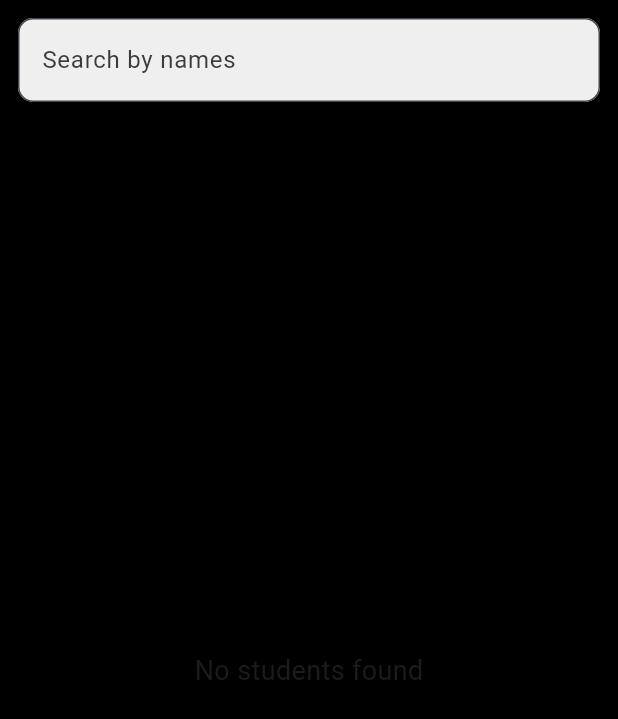
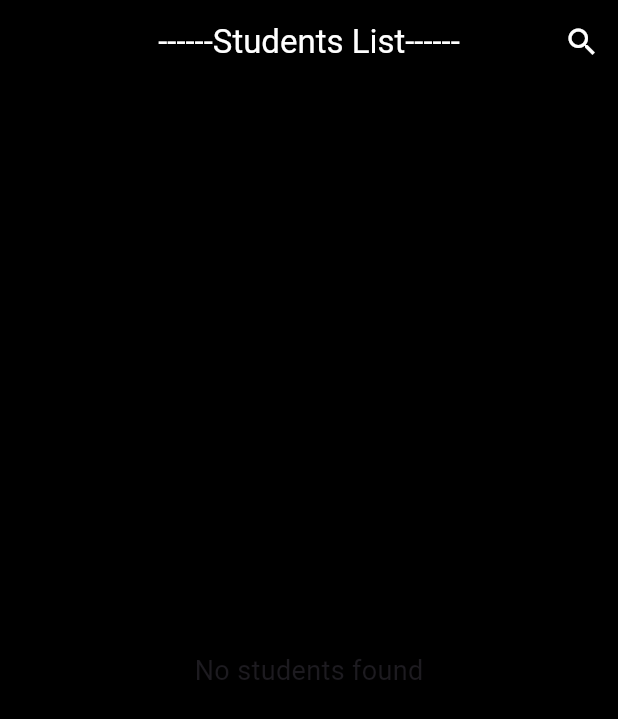
Before and after one commit to kaashii-coder/StudentManagementGetX, a Flutter app: the screen it shows after launch, after a tap on "Students List", on a phone screen of 412 x 824 dp. Shown: the top 719 px of the screen. Run offline on Flutter 3.47's test engine with Material 3 defaults, Android fonts, the phone set to English and light mode, and no system bars; our stand-ins replace get, google_fonts, hive_flutter, image_picker; accounts and stored records are empty.

Commit message:
getx completed

```diff
--- a/lib/main.dart
+++ b/lib/main.dart
@@ -24,7 +24,7 @@ class MyApp extends StatelessWidget {
         colorScheme: ColorScheme.fromSeed(seedColor: Colors.deepPurple),
         useMaterial3: true,
       ),
-      home: HomeScreen(),
+      home: const HomeScreen(),
     );
   }
 }
--- a/lib/screens/student_list_screen.dart
+++ b/lib/screens/student_list_screen.dart
@@ -1,49 +1,47 @@
 import 'package:flutter/material.dart';
+import 'package:get/get.dart';
+import 'package:studentregisterapp/Services/database_services.dart';
 import 'package:studentregisterapp/common/constans.dart';
+import 'package:studentregisterapp/screens/search_students.dart';
 import 'package:studentregisterapp/widgets/gridview_widget.dart';
 
 class StudentListingScreen extends StatelessWidget {
-  const StudentListingScreen({super.key});
+  DatabaseController dbController = Get.put(DatabaseController());
 
   @override
   Widget build(BuildContext context) {
     return SafeArea(
       child: Scaffold(
+          appBar: AppBar( automaticallyImplyLeading: false, centerTitle: true,
+            backgroundColor: backGroundColors,
+            title: Text(
+              '------Students List------',
+              style: TextStyle(color: Colors.white),
+            ),
+            actions: [
+              IconButton(
+                  onPressed: () {
+                    showSearch(
+                        context: context,
+                        delegate: StudentSearchDelegate(
+                            students: dbController.stdBucket));
+                  },
+                  icon: Icon(
+                    Icons.search,
+                    color: Colors.white,
+                  ))
+            ],
+          ),
           backgroundColor: backGroundColors,
           body: // ListWidget(),
               Padding(
             padding: const EdgeInsets.all(12.0),
             child: Column(
               children: [
-                TextField(
-                  decoration: InputDecoration(
-                    fillColor: Color.fromARGB(255, 240, 239, 239),
-                    filled: true,
-                    hintText: 'Search by names',
-                    hintStyle: TextStyle(color: const Color.fromARGB(255, 60, 58, 58)),
-                    border: OutlineInputBorder(
-                        borderRadius: BorderRadius.circular(10)),
-                    focusedBorder: OutlineInputBorder(
-                      borderRadius: BorderRadius.circular(10),
-                      borderSide: const BorderSide(
-                        color: Color.fromARGB(255, 111, 229, 255),
-                        width: 2.0,
-                      ),
-                    ),
-                    errorBorder: OutlineInputBorder(
-                      borderRadius: BorderRadius.circular(10),
-                      borderSide: const BorderSide(
-                        color: Color.fromARGB(255, 255, 0, 0),
-                        width: 2.0,
-                      ),
-                    ),
-                    focusColor: Colors.blue,
-                  ),
-                ),
                 const SizedBox(
                   height: 15,
                 ),
-                 Expanded(child: GridviewWidget()),
+                Expanded(child: GridviewWidget()),
               ],
             ),
           )),
--- a/lib/widgets/club_tag_widget.dart
+++ b/lib/widgets/club_tag_widget.dart
@@ -20,7 +20,7 @@ class ClubTagWidget extends StatelessWidget {
           child: Row(
             children: [
               Text(
-                'Flutter',
+                detailObj.domain,
                 style: GoogleFonts.roboto(
                     fontSize: 17,
                     fontWeight: FontWeight.bold,
```
Also changed, not shown: lib/screens/register_student_screen.dart (+5 -5 lines), lib/screens/search_students.dart (added, +99 -0 lines).
